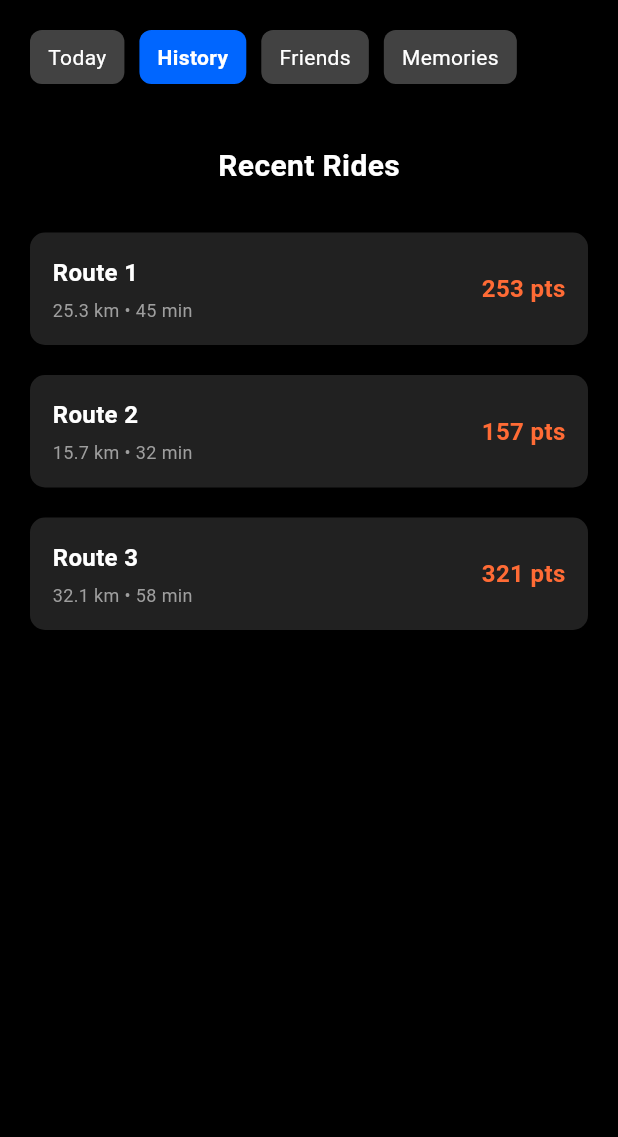
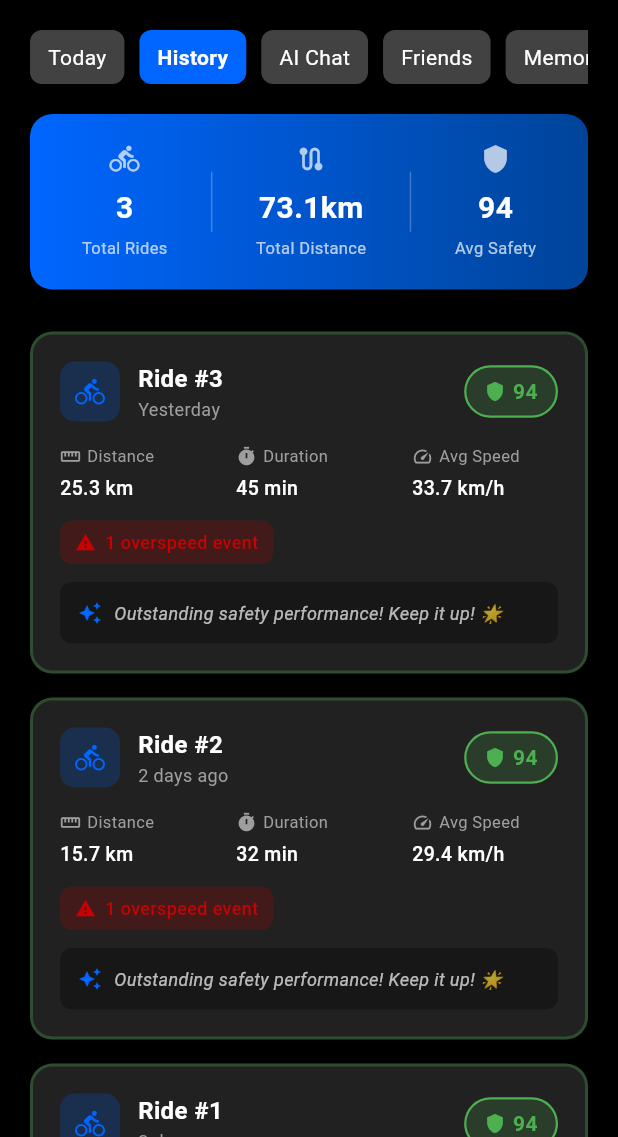
Before and after one commit to rithwikkr0/Ridermate, a Flutter app: the screen it shows after launch, after a tap on "History", on a phone screen of 412 x 824 dp, the part 99-1236 px from its top. Run offline on Flutter 3.47's test engine with Material 3 defaults, Android fonts, the phone set to English and light mode, and no system bars; our stand-ins replace flutter_dotenv, shared_preferences; network calls fail; Roboto replaces fonts that are missing (Segoe UI).

Commit message:
Integrate AI features into main app with chat tab, weekly analysis, and ride completion screen
Co-authored-by: rithwikkr0 <218118574+rithwikkr0@users.noreply.github.com>

```diff
--- a/ridermate_app/lib/main.dart
+++ b/ridermate_app/lib/main.dart
@@ -1,8 +1,25 @@
 import 'package:flutter/material.dart';
+import 'package:flutter_dotenv/flutter_dotenv.dart';
 import 'dart:async';
 import 'dart:math';
+import 'models/ride_metrics.dart';
+import 'models/weekly_analysis.dart';
+import 'widgets/ai_chat_widget.dart';
+import 'widgets/weekly_analysis_card.dart';
+import 'widgets/ride_history_with_ai.dart';
+import 'widgets/ai_analysis_display.dart';
+import 'services/ai_analysis_service.dart';
 
-void main() {
+Future<void> main() async {
+  WidgetsFlutterBinding.ensureInitialized();
+
+  try {
+    await dotenv.load(fileName: ".env");
+  } catch (e) {
+    // If .env file doesn't exist, continue with defaults
+    print('Warning: .env file not found, using defaults');
+  }
+
   runApp(RiderMateApp());
 }
 
@@ -39,6 +56,21 @@ class _HomeScreenState extends State<HomeScreen> {
     RideHistory('Route 2', 15.7, 32, DateTime.now().subtract(Duration(days: 2))),
     RideHistory('Route 3', 32.1, 58, DateTime.now().subtract(Duration(days: 3))),
   ];
+
+  // Convert old ride history to RideMetrics for AI
+  List<RideMetrics> _convertToRideMetrics() {
+    return rideHistory.map((ride) {
+      return RideMetrics(
+        distance: ride.distance,
+        duration: ride.duration * 60, // convert to seconds
+        avgSpeed: (ride.distance / (ride.duration / 60)),
+        overspeeds: Random().nextInt(3),
+        maxSpeed: (ride.distance / (ride.duration / 60)) * 1.5,
+        speedPattern: List.generate(10, (_) => (ride.distance / (ride.duration / 60)) + Random().nextDouble() * 5),
+        timestamp: ride.date,
+      );
+    }).toList();
+  }
 
   List<String> friends = ['Alex', 'Jordan', 'Sam', 'Casey'];
   List<Memory> memories = [
@@ -97,16 +129,21 @@ class _HomeScreenState extends State<HomeScreen> {
             // Tab Navigation
             Padding(
               padding: EdgeInsets.symmetric(horizontal: 20),
+              child: SingleChildScrollView(
+                scrollDirection: Axis.horizontal,
                 child: Row(
                   children: [
                     _buildTab('Today', 0),
                     SizedBox(width: 10),
                     _buildTab('History', 1),
                     SizedBox(width: 10),
-                  _buildTab('Friends', 2),
+                    _buildTab('AI Chat', 2),
                     SizedBox(width: 10),
-                  _buildTab('Memories', 3),
+                    _buildTab('Friends', 3),
+                    SizedBox(width: 10),
+                    _buildTab('Memories', 4),
                   ],
+                ),
               ),
             ),
 
@@ -114,15 +151,15 @@ class _HomeScreenState extends State<HomeScreen> {
 
             // Content based on tab
             Expanded(
-              child: SingleChildScrollView(
               child: selectedTab == 0
-                    ? _buildTodayTab()
+                  ? SingleChildScrollView(child: _buildTodayTab())
                   : selectedTab == 1
-                        ? _buildHistoryTab()
+                      ? SingleChildScrollView(child: _buildHistoryTab())
                       : selectedTab == 2
-                            ? _buildFriendsTab()
-                            : _buildMemoriesTab(),
-              ),
+                          ? _buildAIChatTab()
+                          : selectedTab == 3
+                              ? SingleChildScrollView(child: _buildFriendsTab())
+                              : SingleChildScrollView(child: _buildMemoriesTab()),
             ),
           ],
         ),
@@ -236,6 +273,32 @@ class _HomeScreenState extends State<HomeScreen> {
 
         SizedBox(height: 20),
 
+        // Weekly Analysis Card
+        FutureBuilder<WeeklyAnalysis>(
+          future: _getWeeklyAnalysis(),
+          builder: (context, snapshot) {
+            if (snapshot.hasData) {
+              return WeeklyAnalysisCard(analysis: snapshot.data!);
+            } else {
+              return Container(
+                margin: EdgeInsets.all(20),
+                padding: EdgeInsets.all(30),
+                decoration: BoxDecoration(
+                  color: Colors.grey[900],
+                  borderRadius: BorderRadius.circular(20),
+                ),
+                child: Center(
+                  child: CircularProgressIndicator(
+                    color: Color(0xFF0066FF),
+                  ),
+                ),
+              );
+            }
+          },
+        ),
+
+        SizedBox(height: 20),
+
         // Referral Card
         Container(
           margin: EdgeInsets.all(20),
@@ -288,22 +351,24 @@ class _HomeScreenState extends State<HomeScreen> {
   }
 
   Widget _buildHistoryTab() {
-    return Column(
-      children: [
-        Padding(
-          padding: EdgeInsets.all(20),
-          child: Text(
-            'Recent Rides',
-            style: TextStyle(
-              fontSize: 20,
-              fontWeight: FontWeight.bold,
-              color: Colors.white,
-            ),
-          ),
-        ),
-        ...rideHistory.map((ride) => _buildRideCard(ride)).toList(),
-      ],
+    return RideHistoryWithAI(
+      rides: _convertToRideMetrics(),
+      onRideTap: (ride) {
+        // Future: navigate to detailed ride analysis
+        print('Ride tapped: ${ride.distance}km');
+      },
     );
+  }
+
+  Widget _buildAIChatTab() {
+    return AIChatWidget(
+      rideHistory: _convertToRideMetrics(),
+    );
+  }
+
+  Future<WeeklyAnalysis> _getWeeklyAnalysis() async {
+    final service = AIAnalysisService();
+    return service.generateWeeklyAnalysis(_convertToRideMetrics());
   }
 
   Widget _buildFriendsTab() {
@@ -397,47 +462,6 @@ class _HomeScreenState extends State<HomeScreen> {
     );
   }
 
-  Widget _buildRideCard(RideHistory ride) {
-    return Container(
-      margin: EdgeInsets.symmetric(horizontal: 20, vertical: 10),
-      padding: EdgeInsets.all(15),
-      decoration: BoxDecoration(
-        color: Colors.grey[900],
-        borderRadius: BorderRadius.circular(10),
-      ),
-      child: Row(
-        mainAxisAlignment: MainAxisAlignment.spaceBetween,
-        children: [
-          Column(
-            crossAxisAlignment: CrossAxisAlignment.start,
-            children: [
-              Text(
-                ride.name,
-                style: TextStyle(
-                  color: Colors.white,
-                  fontSize: 16,
-                  fontWeight: FontWeight.bold,
-                ),
-              ),
-              SizedBox(height: 5),
-              Text(
-                '${ride.distance.toStringAsFixed(1)} km • ${ride.duration} min',
-                style: TextStyle(color: Colors.grey, fontSize: 12),
-              ),
-            ],
-          ),
-          Text(
-            '${(ride.distance * 10).toInt()} pts',
-            style: TextStyle(
-              color: Color(0xFFFF6B35),
-              fontSize: 16,
-              fontWeight: FontWeight.bold,
-            ),
-          ),
-        ],
-      ),
-    );
-  }
 
   Widget _buildFriendCard(String name) {
     return Container(
@@ -576,6 +600,9 @@ class _RideScreenState extends State<RideScreen> {
   int duration = 0;
   Timer? timer;
   bool isWarning = false;
+  int overspeeds = 0;
+  List<double> speedPattern = [];
+  double maxSpeed = 0;
 
   @override
   void initState() {
@@ -592,10 +619,52 @@ class _RideScreenState extends State<RideScreen> {
         if (currentSpeed < 0) currentSpeed = 0;
         distance += currentSpeed / 3600;
 
+        // Track speed pattern and max speed
+        speedPattern.add(currentSpeed);
+        if (currentSpeed > maxSpeed) maxSpeed = currentSpeed;
+
         // Check speed warning
-        isWarning = currentSpeed > speedLimit;
+        if (currentSpeed > speedLimit) {
+          if (!isWarning) {
+            overspeeds++;
+          }
+          isWarning = true;
+        } else {
+          isWarning = false;
+        }
       });
     });
+  }
+
+  Future<void> _endRide() async {
+    timer?.cancel();
+
+    // Create ride metrics
+    final metrics = RideMetrics(
+      distance: distance,
+      duration: duration,
+      avgSpeed: distance > 0 ? (distance / (duration / 3600)) : 0,
+      overspeeds: overspeeds,
+      maxSpeed: maxSpeed,
+      speedPattern: speedPattern,
+      timestamp: DateTime.now(),
+    );
+
+    // Generate AI analysis
+    final service = AIAnalysisService();
+    final analysis = await service.analyzeRide(metrics);
+
+    // Navigate to analysis screen
+    if (!mounted) return;
+    Navigator.pushReplacement(
+      context,
+      MaterialPageRoute(
+        builder: (context) => RideAnalysisScreen(
+          metrics: metrics,
+          analysis: analysis,
+        ),
+      ),
+    );
   }
 
   void _addMemory() {
@@ -865,13 +934,7 @@ class _RideScreenState extends State<RideScreen> {
 
                   // End Ride Button
                   GestureDetector(
-                    onTap: () {
-                      timer?.cancel();
-                      Navigator.pop(context);
-                      ScaffoldMessenger.of(context).showSnackBar(
-                        SnackBar(content: Text('✅ Ride Saved! +${(distance * 10).toStringAsFixed(0)} points')),
-                      );
-                    },
+                    onTap: _endRide,
                     child: Container(
                       width: 60,
                       height: 60,
@@ -911,3 +974,97 @@ class Memory {
 
   Memory(this.name, this.lat, this.lon, this.note, this.privacy, this.likes);
 }
+
+// Ride Analysis Screen - shows AI analysis after ride completion
+class RideAnalysisScreen extends StatelessWidget {
+  final RideMetrics metrics;
+  final dynamic analysis; // AIAnalysis
+
+  const RideAnalysisScreen({
+    Key? key,
+    required this.metrics,
+    required this.analysis,
+  }) : super(key: key);
+
+  @override
+  Widget build(BuildContext context) {
+    final points = (metrics.distance * 10).toInt();
+
+    return Scaffold(
+      backgroundColor: Colors.black,
+      body: SafeArea(
+        child: Column(
+          children: [
+            // Header
+            Padding(
+              padding: EdgeInsets.all(20),
+              child: Row(
+                mainAxisAlignment: MainAxisAlignment.spaceBetween,
+                children: [
+                  Text(
+                    'Ride Complete! 🎉',
+                    style: TextStyle(
+                      fontSize: 24,
+                      fontWeight: FontWeight.bold,
+                      color: Colors.white,
+                    ),
+                  ),
+                  Container(
+                    padding: EdgeInsets.symmetric(horizontal: 15, vertical: 8),
+                    decoration: BoxDecoration(
+                      color: Color(0xFFFF6B35),
+                      borderRadius: BorderRadius.circular(20),
+                    ),
+                    child: Text(
+                      '+$points pts',
+                      style: TextStyle(
+                        color: Colors.white,
+                        fontWeight: FontWeight.bold,
+                        fontSize: 16,
+                      ),
+                    ),
+                  ),
+                ],
+              ),
+            ),
+
+            // AI Analysis
+            Expanded(
+              child: AIAnalysisDisplay(analysis: analysis),
+            ),
+
+            // Action Buttons
+            Padding(
+              padding: EdgeInsets.all(20),
+              child: Row(
+                children: [
+                  Expanded(
+                    child: ElevatedButton(
+                      onPressed: () {
+                        Navigator.popUntil(context, (route) => route.isFirst);
+                      },
+                      style: ElevatedButton.styleFrom(
+                        backgroundColor: Color(0xFF0066FF),
+                        padding: EdgeInsets.symmetric(vertical: 16),
+                        shape: RoundedRectangleBorder(
+                          borderRadius: BorderRadius.circular(12),
+                        ),
+                      ),
+                      child: Text(
+                        'Back to Home',
+                        style: TextStyle(
+                          fontSize: 16,
+                          fontWeight: FontWeight.bold,
+                        ),
+                      ),
+                    ),
+                  ),
+                ],
+              ),
+            ),
+          ],
+        ),
+      ),
+    );
+  }
+}
```
Lines whose indentation alone changed are shown as unchanged.
